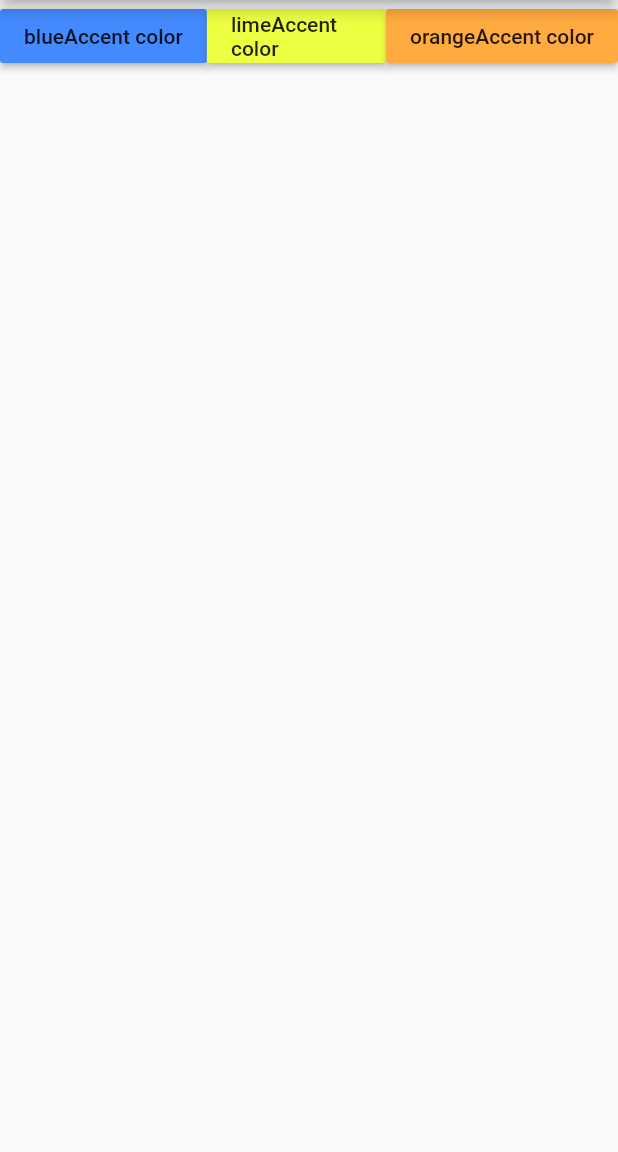
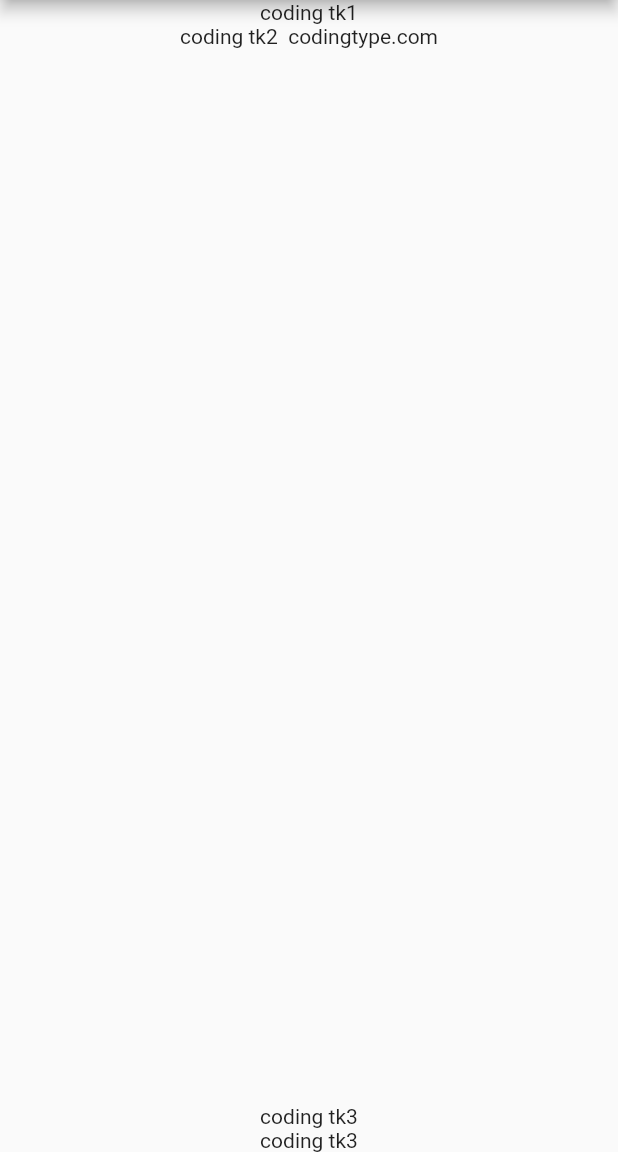
Before and after one commit to maoai-xianyu/flutter_learn, a Flutter app: the screen it shows after launch, on a phone screen of 412 x 824 dp, the part 84-1236 px from its top. Run offline on Flutter 3.47's test engine with Material 2 defaults, Android fonts, the phone set to English and light mode, and no system bars.

Commit message:
Column widget

```diff
--- /dev/null
+++ b/lib/demo/DemoColumnWidget.dart
@@ -0,0 +1,23 @@
+import 'package:flutter/material.dart';
+
+class DemoColumnWidget extends StatelessWidget {
+  @override
+  Widget build(BuildContext context) {
+    return Center(
+      child: Column(
+        // 交叉轴是水平方向   Row 正好相反
+        crossAxisAlignment: CrossAxisAlignment.center,
+        // 主轴是垂直方向
+        mainAxisAlignment: MainAxisAlignment.center,
+        children: <Widget>[
+          Text('coding tk1'),
+          Expanded(
+            child: Text('coding tk2  codingtype.com'),
+          ),
+          Text('coding tk3'),
+          Text('coding tk3'),
+        ],
+      ),
+    );
+  }
+}
--- a/lib/demo/DemoRowWidget.dart
+++ b/lib/demo/DemoRowWidget.dart
@@ -13,7 +13,6 @@ class DemoRowWidget extends StatelessWidget {
 class RowWidgetFlexibleAll extends StatelessWidget {
   @override
   Widget build(BuildContext context) {
-    // TODO: implement build
     return Row(
       children: <Widget>[
         RaisedButton(
@@ -41,7 +40,6 @@ class RowWidgetFlexibleAll extends StatelessWidget {
 class RowWidgetFlexible extends StatelessWidget {
   @override
   Widget build(BuildContext context) {
-    // TODO: implement build
     return Row(
       children: <Widget>[
         Expanded(
@@ -73,7 +71,6 @@ class RowWidgetFlexible extends StatelessWidget {
 class RowWidgetNotFlexible extends StatelessWidget {
   @override
   Widget build(BuildContext context) {
-    // TODO: implement build
     return Row(
       children: <Widget>[
         RaisedButton(
--- a/lib/main.dart
+++ b/lib/main.dart
@@ -3,7 +3,7 @@ import 'demo/DemoText.dart';
 import 'demo/DemoContainer.dart';
 import 'demo/DemoListView.dart';
 import 'demo/DemoGridView.dart';
-import 'demo/DemoRowWidget.dart';
+import 'demo/DemoColumnWidget.dart';
 
 void main() => runApp(App());
 
@@ -25,7 +25,7 @@ class Home extends StatelessWidget {
       appBar: AppBar(
         title: Text('Row widegt demo'),
       ),
-      body: DemoRowWidget(),
+      body: DemoColumnWidget(),
     );
   }
 }
```
